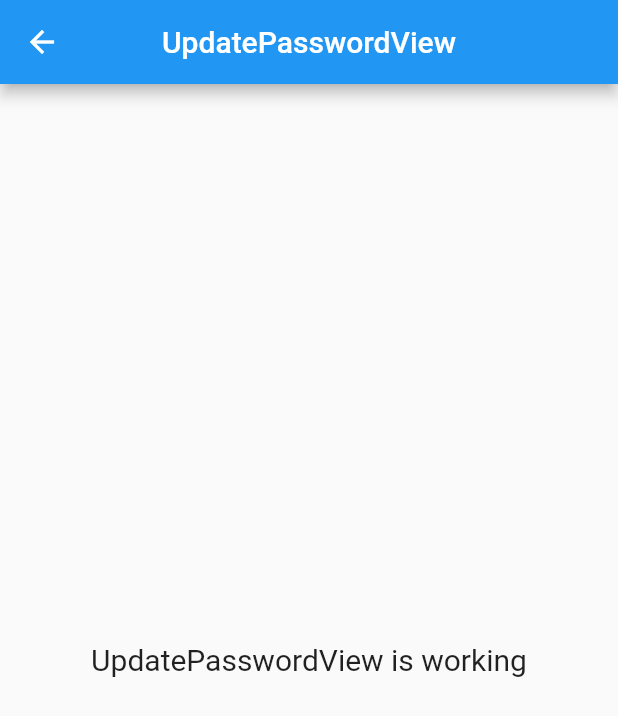
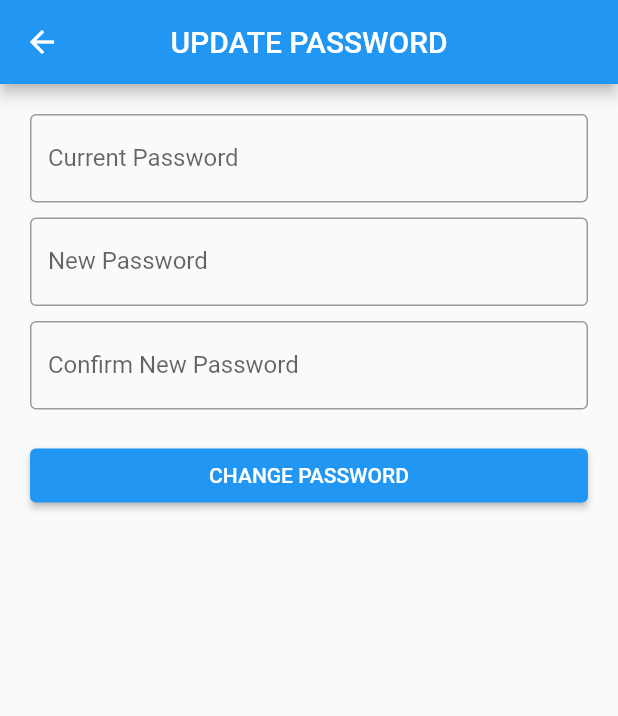
Before and after one commit to erikwibowo/Presence-App, a Flutter app: the UpdatePasswordView screen opened by its route, on a phone screen of 412 x 824 dp. Shown: the top 716 px of the screen. Run offline on Flutter 3.47's test engine with Material 2 defaults, Android fonts, the phone set to English and light mode, and no system bars; our stand-ins replace cloud_firestore, firebase_auth, firebase_core, get; accounts and stored records are empty.

Commit message:
update password

```diff
--- a/lib/app/modules/forgot_password/controllers/forgot_password_controller.dart
+++ b/lib/app/modules/forgot_password/controllers/forgot_password_controller.dart
@@ -13,6 +13,7 @@ class ForgotPasswordController extends GetxController {
       try {
         isLoading.value = true;
         await auth.sendPasswordResetEmail(email: emailC.text);
+        Get.back();
         Get.snackbar("Berhasil",
             "Kami telah mengirimkan email untuk mereset password anda. Silahkan oeriksa inbox/spam email anda",
             snackPosition: SnackPosition.TOP,
@@ -21,7 +22,6 @@ class ForgotPasswordController extends GetxController {
             borderRadius: 10,
             margin: EdgeInsets.all(10),
             snackStyle: SnackStyle.FLOATING);
-        // Get.back();
       } on FirebaseAuthException catch (e) {
         // print(e.code);
         if (e.code == 'user-not-found') {
--- a/lib/app/modules/update_password/views/update_password_view.dart
+++ b/lib/app/modules/update_password/views/update_password_view.dart
@@ -10,14 +10,61 @@ class UpdatePasswordView extends GetView<UpdatePasswordController> {
   Widget build(BuildContext context) {
     return Scaffold(
       appBar: AppBar(
-        title: Text('UpdatePasswordView'),
+        title: Text('UPDATE PASSWORD'),
         centerTitle: true,
       ),
-      body: Center(
-        child: Text(
-          'UpdatePasswordView is working',
-          style: TextStyle(fontSize: 20),
-        ),
+      body: ListView(
+        padding: EdgeInsets.all(20),
+        children: [
+          TextField(
+            controller: controller.currentPasswordC,
+            autocorrect: false,
+            obscureText: true,
+            decoration: InputDecoration(
+              labelText: "Current Password",
+              border: OutlineInputBorder(),
+            ),
+          ),
+          SizedBox(
+            height: 10,
+          ),
+          TextField(
+            controller: controller.newPasswordC,
+            autocorrect: false,
+            obscureText: true,
+            decoration: InputDecoration(
+              labelText: "New Password",
+              border: OutlineInputBorder(),
+            ),
+          ),
+          SizedBox(
+            height: 10,
+          ),
+          TextField(
+            controller: controller.confirmPasswordC,
+            autocorrect: false,
+            obscureText: true,
+            decoration: InputDecoration(
+              labelText: "Confirm New Password",
+              border: OutlineInputBorder(),
+            ),
+          ),
+          SizedBox(
+            height: 20,
+          ),
+          Obx(
+            () => ElevatedButton(
+              onPressed: () async {
+                if (controller.isLoading.isFalse) {
+                  await controller.updatePassword();
+                }
+              },
+              child: Text(controller.isLoading.isFalse
+                  ? "CHANGE PASSWORD"
+                  : "LOADING..."),
+            ),
+          ),
+        ],
       ),
     );
   }
--- a/lib/app/modules/update_profile/controllers/update_profile_controller.dart
+++ b/lib/app/modules/update_profile/controllers/update_profile_controller.dart
@@ -20,6 +20,7 @@ class UpdateProfileController extends GetxController {
         await firestore.collection("pegawai").doc(uid).update({
           "name": nameC.text,
         });
+        Get.back();
         Get.snackbar(
           "Berhasil",
           "Berhasil mengupdate profile",
```
Also changed, not shown: lib/app/modules/update_password/controllers/update_password_controller.dart (+89 -17 lines).
